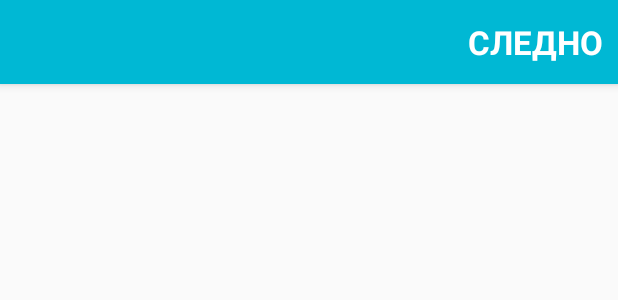
After one commit to PetrovskiIgor/NewsReaderAndroid, an Android app: the layout activity_sources.xml on its own in the app's theme, with its tools: preview values and no code run, on a phone screen of 412 x 824 dp. The commit adds this screen. Shown: the top 300 px of the screen. Run offline under Robolectric (Android 15) with nearby library versions, the phone set to English and light mode, and no system bars.

Commit message:
Added activity for selecting sources

```diff
--- a/app/src/main/java/com/teamwe/personalizedreader/activities/CategoriesActivity.java
+++ b/app/src/main/java/com/teamwe/personalizedreader/activities/CategoriesActivity.java
@@ -9,6 +9,7 @@ import android.widget.ListView;
 import android.widget.TextView;
 
 import com.teamwe.personalizedreader.adapters.CategoriesAdapter;
+import com.teamwe.personalizedreader.model.Source;
 import com.teamwe.personalizedreader.mynews.GlobalInfo;
 import com.teamwe.personalizedreader.mynews.R;
 
@@ -42,13 +43,10 @@ public class CategoriesActivity extends AppCompatActivity {
                 moveToNextActivity();
             }
         });
-
-
-
     }
 
     public void moveToNextActivity() {
-        Intent intent = new Intent(this, MainActivity.class);
+        Intent intent = new Intent(this, SourcesActivity.class);
         startActivity(intent);
         this.finish();
     }
--- a/app/src/main/java/com/teamwe/personalizedreader/mynews/FragmentNews.java
+++ b/app/src/main/java/com/teamwe/personalizedreader/mynews/FragmentNews.java
@@ -13,6 +13,8 @@ import android.widget.ListView;
 import com.teamwe.personalizedreader.adapters.ClusterAdapter;
 import com.teamwe.personalizedreader.model.Category;
 import com.teamwe.personalizedreader.model.Cluster;
+import com.teamwe.personalizedreader.tasks.GetNewsTask;
+import com.teamwe.personalizedreader.tasks.OnNewsHere;
 
 import java.util.ArrayList;
 import java.util.List;
--- a/app/src/main/java/com/teamwe/personalizedreader/mynews/GlobalInfo.java
+++ b/app/src/main/java/com/teamwe/personalizedreader/mynews/GlobalInfo.java
@@ -11,7 +11,7 @@ import java.util.List;
 public class GlobalInfo {
 
 
-    public static String SERVER_IP = "192.168.0.103:8083";
+    public static String SERVER_IP = "192.168.0.104:8083";
     public static List<Category> CATEGORIES = new ArrayList<Category>() {{
         add(new Category("MAKEDONIJA","Македонија"));
         add(new Category("EKONOMIJA", "Економија"));
--- a/app/src/main/java/com/teamwe/personalizedreader/mynews/OnNewsHere.java
+++ b/app/src/main/java/com/teamwe/personalizedreader/tasks/OnNewsHere.java
@@ -1,4 +1,4 @@
-package com.teamwe.personalizedreader.mynews;
+package com.teamwe.personalizedreader.tasks;
 
 import com.teamwe.personalizedreader.model.Cluster;
 
--- /dev/null
+++ b/app/src/main/res/layout/activity_sources.xml
@@ -0,0 +1,50 @@
+<?xml version="1.0" encoding="utf-8"?>
+<RelativeLayout xmlns:android="http://schemas.android.com/apk/res/android"
+    xmlns:tools="http://schemas.android.com/tools"
+    android:layout_width="match_parent"
+    android:layout_height="match_parent"
+    xmlns:app="http://schemas.android.com/apk/res-auto"
+    tools:context="com.teamwe.personalizedreader.activities.SourcesActivity">
+
+    <android.support.design.widget.AppBarLayout
+        android:layout_width="match_parent"
+        android:layout_height="wrap_content"
+        android:id="@+id/toolbarParent"
+        android:theme="@style/AppTheme.AppBarOverlay">
+
+        <android.support.v7.widget.Toolbar
+            android:id="@+id/toolbarSources"
+            android:layout_width="match_parent"
+            android:layout_height="?attr/actionBarSize"
+            android:background="@color/primaryColor"
+            app:popupTheme="@style/AppTheme.PopupOverlay">
+
+            <RelativeLayout
+                android:layout_width="wrap_content"
+                android:layout_height="wrap_content"
+                >
+                <TextView
+                    android:id="@+id/txtNext"
+                    android:layout_width="wrap_content"
+                    android:layout_height="wrap_content"
+                    android:layout_alignParentRight="true"
+                    android:layout_centerVertical="true"
+                    android:layout_marginRight="@dimen/margin_item_medium"
+                    android:textAppearance="?android:textAppearanceLarge"
+                    android:textColor="@color/white"
+                    android:textStyle="bold"
+                    android:text="@string/next"
+                    android:textAllCaps="true"/>
+
+            </RelativeLayout>
+
+        </android.support.v7.widget.Toolbar>
+
+    </android.support.design.widget.AppBarLayout>
+
+    <ListView
+        android:id="@+id/listSources"
+        android:layout_width="match_parent"
+        android:layout_height="wrap_content"></ListView>
+
+</RelativeLayout>
--- a/app/src/main/res/values/dimens.xml
+++ b/app/src/main/res/values/dimens.xml
@@ -6,6 +6,6 @@
     <dimen name="leftMargin">5dp</dimen>
     <dimen name="rightMargin">5dp</dimen>
     <dimen name="bottomMargin">7dp</dimen>
-    <dimen name="margin_item_medium"> 10dp </dimen>
-    <dimen name="margin_item_large"> 20dp </dimen>
+    <dimen name="margin_item_medium">10dp</dimen>
+    <dimen name="margin_item_large">20dp</dimen>
 </resources>
```
Also changed, not shown: app/src/main/AndroidManifest.xml (+7 -0 lines), app/src/main/java/com/teamwe/personalizedreader/activities/SourcesActivity.java (added, +71 -0 lines), app/src/main/java/com/teamwe/personalizedreader/adapters/SourcesAdapter.java (added, +82 -0 lines), app/src/main/java/com/teamwe/personalizedreader/model/Source.java (added, +44 -0 lines), app/src/main/java/com/teamwe/personalizedreader/tasks/GetNewsTask.java (added, +100 -0 lines), app/src/main/java/com/teamwe/personalizedreader/tasks/OnSourcesHere.java (added, +14 -0 lines), app/src/main/java/com/teamwe/personalizedreader/tasks/SourcesTask.java (renamed from app/src/main/java/com/teamwe/personalizedreader/mynews/GetNewsTask.java, +27 -23 lines), app/src/main/res/layout/view_source.xml (added, +33 -0 lines).
